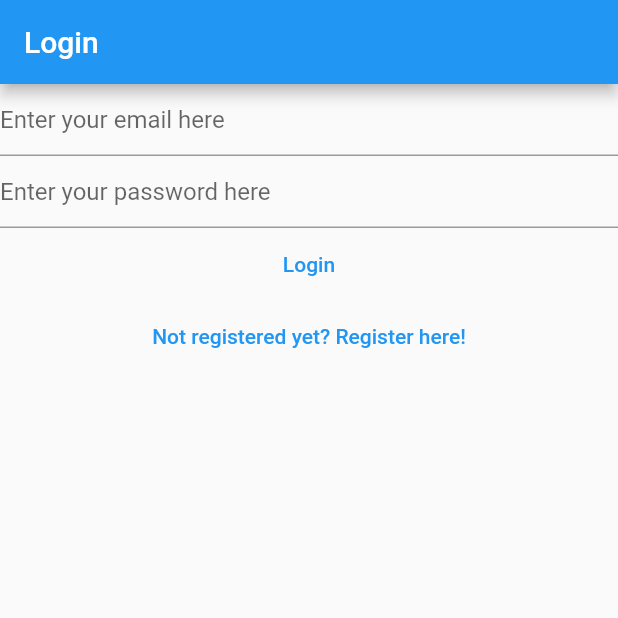
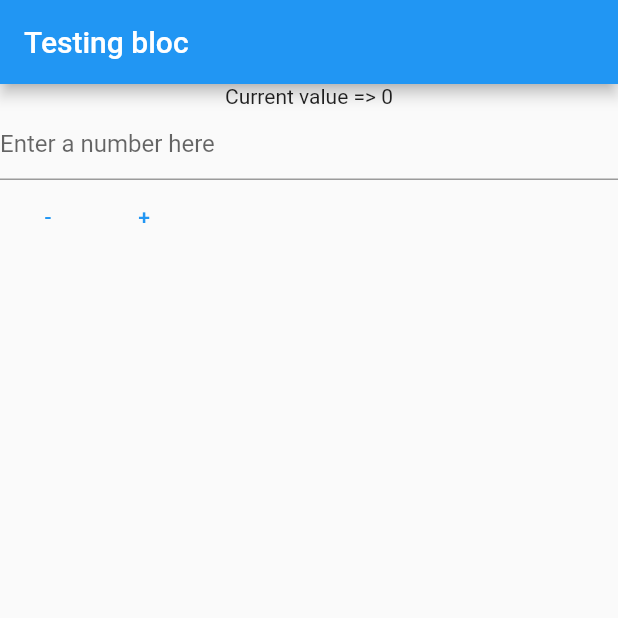
Before and after one commit to siabard/flutter_mynote, a Flutter app: the screen it shows after launch, on a phone screen of 412 x 824 dp, the top half of it. Run offline on Flutter 3.47's test engine with Material 2 defaults, Android fonts, the phone set to English and light mode, and no system bars; our stand-ins replace bloc, cloud_firestore, firebase_auth, firebase_core, flutter_bloc, share_plus and 1 more; accounts and stored records are empty.

Commit message:
Bloc 적용

```diff
--- a/lib/main.dart
+++ b/lib/main.dart
@@ -1,4 +1,6 @@
+import 'package:bloc/bloc.dart';
 import 'package:flutter/material.dart';
+import 'package:flutter_bloc/flutter_bloc.dart';
 import 'package:mynote/services/auth/auth_service.dart';
 import 'package:mynote/view/notes/create_update_note_view.dart';
 
@@ -16,7 +18,7 @@ void main() {
       theme: ThemeData(
         primarySwatch: Colors.blue,
       ),
-      home: const HomePage(),
+      home: const BlocHomePage(),
       routes: {
         loginRoute: (context) => const LoginView(),
         registRoute: (context) => const RegisterView(),
@@ -26,32 +28,173 @@ void main() {
       }));
 }
 
-class HomePage extends StatelessWidget {
-  const HomePage({super.key});
+// class HomePage extends StatelessWidget {
+//   const HomePage({super.key});
 
-  // This widget is the root of your application.
+//   // This widget is the root of your application.
+//   @override
+//   Widget build(BuildContext context) {
+//     return FutureBuilder(
+//         future: AuthService.firebase().initialize(),
+//         builder: (context, snapshot) {
+//           switch (snapshot.connectionState) {
+//             case ConnectionState.done:
+//               final user = AuthService.firebase().currentUser;
+
+//               if (user == null) {
+//                 return const LoginView();
+//               }
+
+//               final emailVerified = user.isEmailVerified;
+//               if (emailVerified == true) {
+//                 return const NotesView();
+//               } else {
+//                 return const VerifyEmailView();
+//               }
+
+//             default:
+//               return const CircularProgressIndicator();
+//           }
+//         });
+//   }
+// }
+
+class BlocHomePage extends StatefulWidget {
+  const BlocHomePage({super.key});
+
+  @override
+  _BlocHomePageState createState() => _BlocHomePageState();
+}
+
+class _BlocHomePageState extends State<BlocHomePage> {
+  late final TextEditingController _textController;
+
+  @override
+  void initState() {
+    _textController = TextEditingController();
+    super.initState();
+  }
+
+  @override
+  void dispose() {
+    _textController.dispose();
+    super.dispose();
+  }
+
   @override
   Widget build(BuildContext context) {
-    return FutureBuilder(
-        future: AuthService.firebase().initialize(),
-        builder: (context, snapshot) {
-          switch (snapshot.connectionState) {
-            case ConnectionState.done:
-              final user = AuthService.firebase().currentUser;
+    return BlocProvider(
+      create: (context) => CounterBloc(),
+      child: Scaffold(
+        appBar: AppBar(title: const Text('Testing bloc')),
+        body: BlocConsumer<CounterBloc, CounterState>(
+          builder: (BuildContext context, state) {
+            final invalidValue =
+                (state is CounterStateInvalidNumber) ? state.invalidValue : '';
 
-              if (user == null) {
-                return const LoginView();
+            return Column(
+              children: [
+                Text('Current value => ${state.value}'),
+                Visibility(
+                  visible: state is CounterStateInvalidNumber,
+                  child: Text('Invalid input: $invalidValue'),
+                ),
+                TextField(
+                  controller: _textController,
+                  decoration: const InputDecoration(
+                    hintText: 'Enter a number here',
+                  ),
+                  keyboardType: TextInputType.number,
+                ),
+                Row(
+                  children: [
+                    TextButton(
+                      onPressed: () {
+                        context
+                            .read<CounterBloc>()
+                            .add(DecrementEvent(_textController.text));
+                      },
+                      child: const Text('-'),
+                    ),
+                    TextButton(
+                      onPressed: () {
+                        context
+                            .read<CounterBloc>()
+                            .add(IncrementEvent(_textController.text));
+                      },
+                      child: const Text('+'),
+                    )
+                  ],
+                ),
+              ],
+            );
+          },
+          listener: (BuildContext context, Object? state) {
+            _textController.clear();
+          },
+        ),
+      ),
+    );
+  }
 }
 
-              final emailVerified = user.isEmailVerified;
-              if (emailVerified == true) {
-                return const NotesView();
-              } else {
-                return const VerifyEmailView();
+@immutable
+abstract class CounterState {
+  final int value;
+
+  const CounterState(this.value);
 }
 
-            default:
-              return const CircularProgressIndicator();
+class CounterStateValid extends CounterState {
+  const CounterStateValid(super.value);
+}
+
+class CounterStateInvalidNumber extends CounterState {
+  final String invalidValue;
+
+  const CounterStateInvalidNumber({
+    required this.invalidValue,
+    required int previousValue,
+  }) : super(previousValue);
+}
+
+@immutable
+abstract class CounterEvent {
+  final String value;
+  const CounterEvent(this.value);
+}
+
+class IncrementEvent extends CounterEvent {
+  const IncrementEvent(super.value);
+}
+
+class DecrementEvent extends CounterEvent {
+  const DecrementEvent(super.value);
+}
+
+class CounterBloc extends Bloc<CounterEvent, CounterState> {
+  CounterBloc() : super(const CounterStateValid(0)) {
+    on<IncrementEvent>((event, emit) {
+      final integer = int.tryParse(event.value);
+      if (integer == null) {
+        emit(CounterStateInvalidNumber(
+          invalidValue: event.value,
+          previousValue: state.value,
+        ));
+      } else {
+        emit(CounterStateValid(state.value + integer));
+      }
+    });
+
+    on<DecrementEvent>((event, emit) {
+      final integer = int.tryParse(event.value);
+      if (integer == null) {
+        emit(CounterStateInvalidNumber(
+          invalidValue: event.value,
+          previousValue: state.value,
+        ));
+      } else {
+        emit(CounterStateValid(state.value - integer));
       }
     });
   }
--- a/pubspec.yaml
+++ b/pubspec.yaml
@@ -44,6 +44,8 @@ dependencies:
   path_provider: ^2.0.11
   path: ^1.8.2
   share_plus: ^6.3.0
+  flutter_bloc: ^8.1.1
+  bloc: ^8.1.0
 
 dev_dependencies:
   flutter_test:
```
Also changed, not shown: pubspec.lock. Lines whose indentation alone changed are shown as unchanged.
